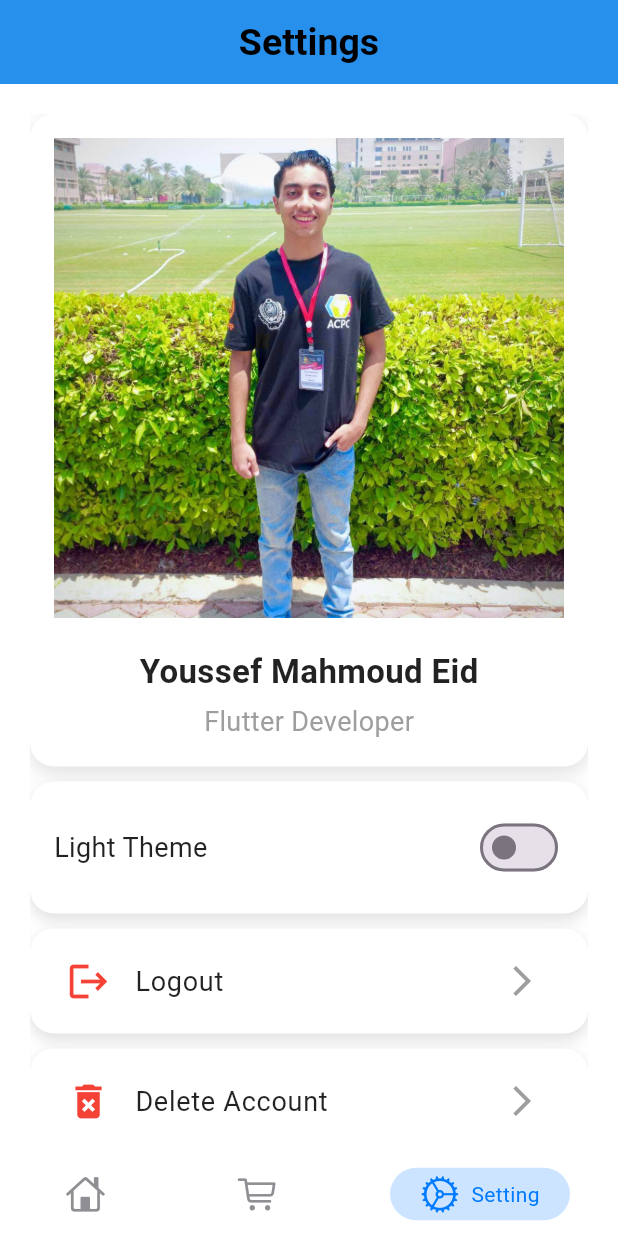
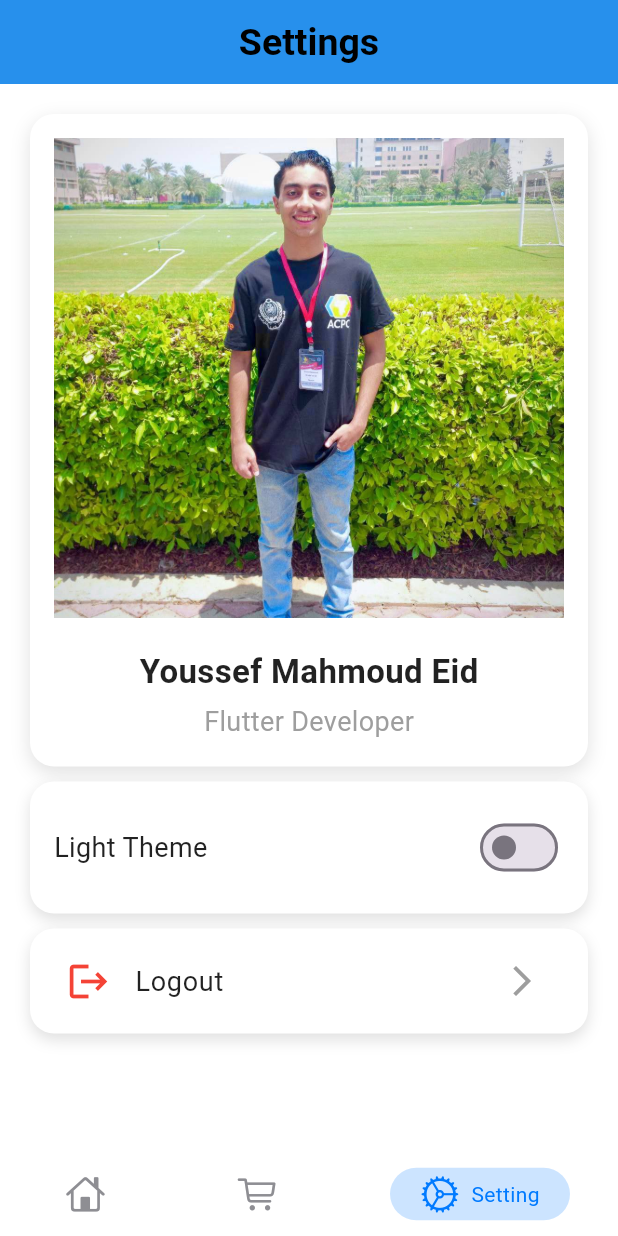
Before and after one commit to Youssef-Ma7moud-Eid/Flutter-ITI, a Flutter app: the MainView screen opened directly, item 3 of the bottom bar chosen, on a phone screen of 412 x 824 dp. Run offline on Flutter 3.47's test engine with Material 3 defaults, Android fonts, the light colour scheme and no system bars; drawn by our look-alikes of persistent_bottom_nav_bar; our stand-ins replace animate_do, awesome_dialog, cached_network_image, firebase_auth, firebase_core, flutter_bloc and 2 more; accounts and stored records are empty.

Commit message:
Handle Errors

```diff
--- a/lib/features/Auth feature/data/repo/repo.dart
+++ b/lib/features/Auth feature/data/repo/repo.dart
@@ -7,6 +7,6 @@ class AuthRepo {
     required String email,
     required String password,
   }) async {}
-  Future<dynamic> deleteUser() async {}
+
   Future<dynamic> logout() async {}
 }
--- a/lib/features/Auth feature/data/repo/repo_implement.dart
+++ b/lib/features/Auth feature/data/repo/repo_implement.dart
@@ -2,23 +2,7 @@ import 'package:firebase_auth/firebase_auth.dart';
 import 'package:iti_flutter/features/Auth%20feature/data/repo/repo.dart';
 
 class AuthRepoImplement implements AuthRepo {
-  @override
-  Future<bool> deleteUser() async {
-    try {
-      final user = FirebaseAuth.instance.currentUser;
 
-      if (user != null) {
-        await user.delete();
-        print('Account deleted successfully');
-      } else {
-        print('No user is currently signed in.');
-      }
-      return user!.delete() == true;
-    } catch (e) {
-      print('Error deleting account: $e');
-      return false;
-    }
-  }
 
   @override
   Future<dynamic> createUserWithEmailAndPassword({
--- a/lib/features/Auth feature/presentation/manager/auth_state.dart
+++ b/lib/features/Auth feature/presentation/manager/auth_state.dart
@@ -1,6 +1,7 @@
 abstract class AuthState {}
 
 class InitialAuthState extends AuthState {}
+
 class LoadingAuthState extends AuthState {}
 
 class SuccessAuthState extends AuthState {}
@@ -15,16 +16,6 @@ class LogoutFauilreState extends AuthState {
   LogoutFauilreState({required this.message});
 }
 
-class DeleteAccountSuccessState extends AuthState {}
-
-class DeleteAccountLoadingState extends AuthState {}
-
-class DeleteAccountFauilreState extends AuthState {
-  final String message;
-
-  DeleteAccountFauilreState({required this.message});
-}
-
 class FailureAuthState extends AuthState {
   final String message;
 
--- a/lib/features/Home feature/presentation/views/widgets/main_view_body.dart
+++ b/lib/features/Home feature/presentation/views/widgets/main_view_body.dart
@@ -4,14 +4,30 @@ import 'package:iti_flutter/features/Home%20feature/presentation/views/setting_v
 import 'package:iti_flutter/features/Home%20feature/presentation/views/shopping_view.dart';
 import 'package:persistent_bottom_nav_bar/persistent_bottom_nav_bar.dart';
 
-class MainViewBody extends StatelessWidget {
+class MainViewBody extends StatefulWidget {
   const MainViewBody({super.key});
 
   @override
+  State<MainViewBody> createState() => _MainViewBodyState();
+}
+
+class _MainViewBodyState extends State<MainViewBody> {
+  late PersistentTabController controller;
+
+  @override
+  void initState() {
+    super.initState();
+    controller = PersistentTabController(initialIndex: 0);
+  }
+
+  @override
+  void dispose() {
+    controller.dispose();
+    super.dispose();
+  }
+
+  @override
   Widget build(BuildContext context) {
-    PersistentTabController controller;
-
-    controller = PersistentTabController(initialIndex: 0);
     return PersistentTabView(
       context,
       controller: controller,
--- a/lib/features/Home feature/presentation/views/widgets/setting_view_body.dart
+++ b/lib/features/Home feature/presentation/views/widgets/setting_view_body.dart
@@ -37,8 +37,8 @@ class _SettingViewBodyState extends State<SettingViewBody> {
   Widget build(BuildContext context) {
     return BlocConsumer<AuthCubit, AuthState>(
       listener: (context, state) {
-        if (state is LogoutSuccessState ) {
-           AwesomeDialog(
+        if (state is LogoutSuccessState) {
+          AwesomeDialog(
             context: context,
             dialogType: DialogType.success,
             animType: AnimType.rightSlide,
@@ -46,33 +46,13 @@ class _SettingViewBodyState extends State<SettingViewBody> {
             desc: 'Go to SignIn again',
 
             btnOkOnPress: () {
-              Navigator.of(context).pushReplacement(
-                MaterialPageRoute(builder: (context) => SignUpView()),
+              Navigator.of(context, rootNavigator: true).pushAndRemoveUntil(
+                MaterialPageRoute(builder: (context) => const SignUpView()),
+                (route) => false,
               );
             },
           ).show();
-        }  else if (state is DeleteAccountSuccessState ) {
-           AwesomeDialog(
-            context: context,
-            dialogType: DialogType.success,
-            animType: AnimType.rightSlide,
-            title: 'Delete account Success',
-            desc: 'Go to Create one',
-
-            btnOkOnPress: () {
-              Navigator.of(context).pushReplacement(
-                MaterialPageRoute(builder: (context) => SignUpView()),
-              );
-            },
-          ).show();
-        }
-        else if (state is LogoutFauilreState) {
-          scaffoldmessenger(
-            color: Colors.red,
-            text: state.message,
-            context: context,
-          );
-        } else if (state is DeleteAccountFauilreState) {
+        } else if (state is LogoutFauilreState) {
           scaffoldmessenger(
             color: Colors.red,
             text: state.message,
@@ -81,7 +61,7 @@ class _SettingViewBodyState extends State<SettingViewBody> {
         }
       },
       builder: (context, state) {
-        if (state is LogoutLoadingState || state is DeleteAccountLoadingState) {
+        if (state is LogoutLoadingState) {
           return const Center(
             child: CircularProgressIndicator(
               color: Colors.blue,
@@ -240,43 +220,6 @@ class _SettingViewBodyState extends State<SettingViewBody> {
                     ),
                   ),
                   const SizedBox(height: 10),
-                  FadeInLeft(
-                    duration: const Duration(milliseconds: 1100),
-                    child: Container(
-                      alignment: Alignment.center,
-                      height: 70,
-                      padding: const EdgeInsets.symmetric(horizontal: 8),
-                      decoration: BoxDecoration(
-                        color: Colors.white,
-                        borderRadius: BorderRadius.circular(16),
-                        boxShadow: const [
-                          BoxShadow(
-                            color: Colors.black12,
-                            blurRadius: 8,
-                            offset: Offset(0, 4),
-                          ),
-                        ],
-                      ),
-                      child: ListTile(
-                        onTap: () async {
-                          await AuthCubit.get(context).deleteccount();
-                        },
-                        leading: const Icon(
-                          Icons.delete_forever,
-                          color: Colors.red,
-                          size: 30,
-                        ),
-                        title: const Text(
-                          'Delete Account',
-                          style: TextStyle(fontSize: 18, color: Colors.black87),
-                        ),
-                        trailing: const Icon(
-                          Icons.arrow_forward_ios,
-                          color: Colors.grey,
-                        ),
-                      ),
-                    ),
-                  ),
                 ],
               ),
             ),
```
Also changed, not shown: lib/features/Auth feature/presentation/manager/auth_cubit.dart (+1 -10 lines).
